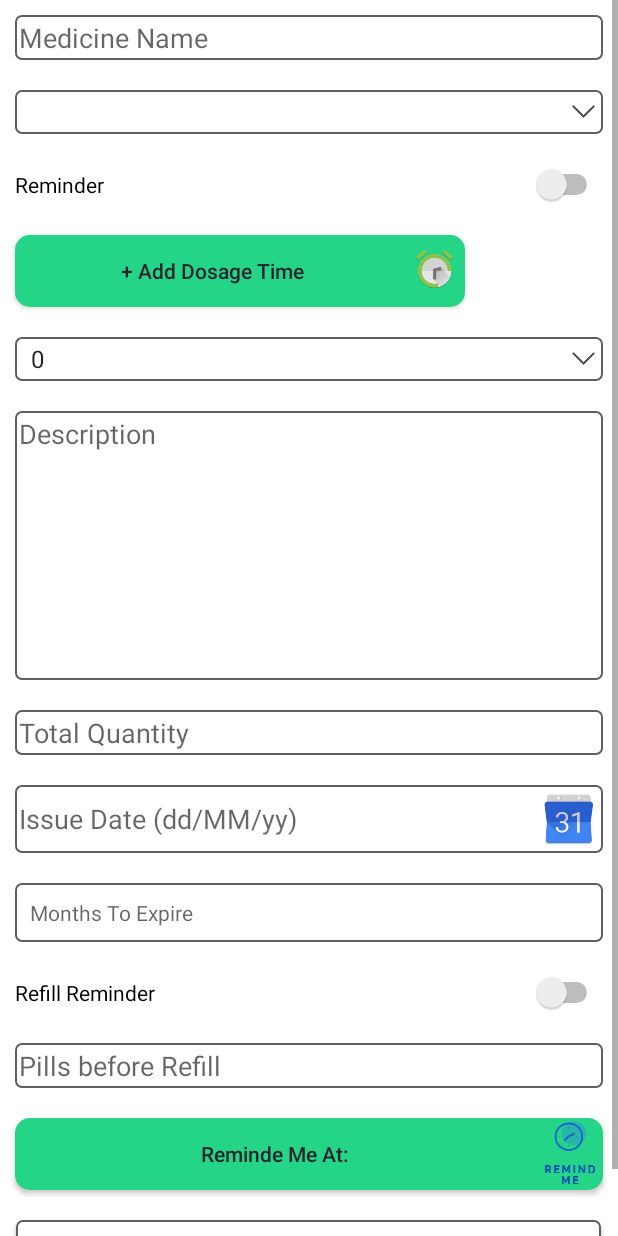
After one commit to Thiruclassic/FT03-Medipal-Application, an Android app: the layout fragment_add_update_medicine.xml on its own in the app's theme, with its tools: preview values and no code run, on a phone screen of 412 x 824 dp. The commit adds this screen. Run offline under Robolectric (Android 15) with nearby library versions, the phone set to English and light mode, and no system bars.

```diff
--- a/app/src/main/java/iss/medipal/dao/impl/MedicineDaoImpl.java
+++ b/app/src/main/java/iss/medipal/dao/impl/MedicineDaoImpl.java
@@ -115,6 +115,7 @@ public class MedicineDaoImpl implements MedicineDao,DatabaseConstants{
                 medicine.setCatId(cursor.getInt(cursor.getColumnIndex("CatID")));
                 String dateIssued = cursor.getString(cursor.getColumnIndex("DateIssued"));
                 SimpleDateFormat dateFormat =new SimpleDateFormat("EEE MMM dd HH:mm:ss zzz yyyy");
+                cursor.getLong(cursor.getColumnIndex("DateIssued"));
                 medicine.setDateIssued(dateFormat.parse(dateIssued));
 
                 medicine.setReminderId(cursor.getInt(cursor.getColumnIndex("ReminderID")));
--- a/app/src/main/java/iss/medipal/ui/fragments/AddMedicineFragment.java
+++ b/app/src/main/java/iss/medipal/ui/fragments/AddMedicineFragment.java
@@ -367,7 +367,7 @@ public class AddMedicineFragment extends Fragment implements CustomBackPressedLi
 
         SimpleDateFormat dateFormat = new SimpleDateFormat("dd/MM/yyyy");
 
-        Log.d("cbox update testing",String.valueOf(medicine.isRemind()));
+        Log.d("cbox update testing",String.valueOf(medicine.getDateIssued()));
         medicineName.setText(medicine.getMedicine());
         dosageSpinner.setSelection(medicine.getDosage());
         categorySpinner.setSelection(medicine.getCatId()-1);
@@ -385,8 +385,7 @@ public class AddMedicineFragment extends Fragment implements CustomBackPressedLi
     {
         reminderDao=ReminderDaoImpl.newInstance();
 
-        reminder= reminderDao.getReminderById(medicine.getReminderId()
-        );
+        reminder= reminderDao.getReminderById(medicine.getReminderId());
         SimpleDateFormat timeFormat=new SimpleDateFormat("hh:MM");
         Log.d("reminder1",String.valueOf(medicine.getReminderId()));
         //addDosageTimeButton.setText(timeFormat.format(reminder.getStartTime()));
--- /dev/null
+++ b/app/src/main/res/drawable/rectangle_border.xml
@@ -0,0 +1,10 @@
+<?xml version="1.0" encoding="utf-8"?>
+<shape
+    xmlns:android="http://schemas.android.com/apk/res/android"
+    android:shape="rectangle" >
+    <stroke
+        android:width="1dp"
+        android:color="@color/colorPrimaryDark" />
+    <solid
+        android:color="@color/white" />
+</shape>
--- /dev/null
+++ b/app/src/main/res/layout/fragment_add_update_medicine.xml
@@ -0,0 +1,293 @@
+<RelativeLayout xmlns:android="http://schemas.android.com/apk/res/android"
+    xmlns:tools="http://schemas.android.com/tools"
+    android:layout_width="wrap_content"
+    android:layout_height="match_parent"
+    android:background="@color/white"
+    android:id="@+id/addMedicineFragment"
+    tools:context="iss.medipal.ui.fragments.AddMedicineFragment">
+
+    <!-- TODO: Update blank fragment layout -->
+
+    <!--<ScrollView
+        android:layout_width="fill_parent"
+        android:layout_height="fill_parent">
+    <LinearLayout
+        android:orientation="vertical"
+        android:layout_height="match_parent"
+        android:layout_width="match_parent"
+        android:weightSum="1">
+
+    <EditText
+        android:id="@+id/medicineNameText"
+        android:layout_width="match_parent"
+        android:layout_height="wrap_content"
+        android:hint="Medicine Name"
+        android:layout_marginTop="10dp"
+        android:background="@drawable/rectangle_border"
+         />
+
+        <Spinner
+            android:id="@+id/categorySpinner"
+            android:layout_width="match_parent"
+            android:layout_height="40dp"
+            android:layout_marginTop="10dp"
+            android:spinnerMode="dropdown"
+            android:entries="@array/category_items"
+            android:background="@drawable/rectangle_border"
+            />
+
+
+
+        <Switch
+            android:text="Remind"
+            android:layout_width="match_parent"
+            android:layout_height="wrap_content"
+            android:id="@+id/remindSwitch"
+            android:background="@drawable/rectangle_border"/>
+        <Button
+            android:id="@+id/dosageTime"
+            android:layout_width="match_parent"
+            android:layout_height="wrap_content"
+            android:text="Add Dosage Time" />
+
+        <EditText
+            android:id="@+id/frequencyText"
+            android:layout_width="match_parent"
+            android:layout_height="wrap_content"
+            android:hint="Frequency Per Day" />
+
+        <EditText
+            android:id="@+id/intervalText"
+            android:layout_width="match_parent"
+            android:layout_height="wrap_content"
+            android:hint="Reminder Interval" />
+
+
+
+        <Spinner
+            android:id="@+id/dosageSpinner"
+            android:layout_width="match_parent"
+            android:layout_height="wrap_content"
+            android:hint="Pills per Dosage"/>
+
+
+
+    <EditText
+        android:id="@+id/medicineDescriptionText"
+        android:layout_width="match_parent"
+        android:layout_height="wrap_content"
+        android:hint="Description"
+        android:gravity="top"
+        android:lines="10"/>
+
+
+    <EditText
+        android:id="@+id/medicineQuantityText"
+        android:layout_width="match_parent"
+        android:layout_height="wrap_content"
+        android:hint="Total Quantity" />
+
+
+
+
+    <EditText
+        android:id="@+id/dateIssuedText"
+        android:layout_width="match_parent"
+        android:layout_height="wrap_content"
+        android:hint="Issue Date (dd/MM/yy)"
+        android:drawableEnd="@drawable/calendar_icon"
+        android:drawableRight="@drawable/calendar_icon"/>
+
+        <EditText
+            android:id="@+id/expireFactoreText"
+            android:layout_width="match_parent"
+            android:layout_height="wrap_content"
+            android:hint="Months To Expire"/>
+
+        <Switch
+            android:text="Refill Reminder"
+            android:layout_width="match_parent"
+            android:layout_height="40dp"
+            android:id="@+id/refillSwitch" />
+
+        <EditText
+            android:id="@+id/pillsBeforeRefill"
+            android:layout_width="match_parent"
+            android:layout_height="wrap_content"
+            android:hint="Threshold"
+            android:text="Pills before Refill"
+            />
+
+        <Button
+            android:id="@+id/refillReminderTime"
+            android:layout_width="match_parent"
+            android:layout_height="wrap_content"
+            android:text="Reminde Me At: " />
+
+
+
+        <Button
+            android:text="Save Medicine"
+            android:layout_width="match_parent"
+            android:layout_height="wrap_content"
+            android:id="@+id/saveMedicine" />
+    </LinearLayout>
+    </ScrollView> -->
+
+    <ScrollView
+        android:layout_width="match_parent"
+        android:layout_height="match_parent">
+        <LinearLayout
+            android:orientation="vertical"
+            android:layout_height="match_parent"
+            android:layout_width="match_parent"
+
+
+            >
+
+            <EditText
+                android:id="@+id/medicineNameText"
+                android:layout_width="match_parent"
+                android:layout_height="wrap_content"
+                android:layout_gravity="center"
+                android:hint="Medicine Name"
+                android:layout_margin="10dp"
+                android:background="@drawable/cylinder_border" />
+
+            <Spinner
+                android:id="@+id/categorySpinner"
+                android:layout_width="match_parent"
+                android:layout_height="match_parent"
+                android:spinnerMode="dropdown"
+                android:layout_margin="10dp"
+                android:background="@drawable/gradient_spinner"
+                />
+
+            <Switch
+                android:text="Reminder"
+                android:layout_width="match_parent"
+                android:layout_height="match_parent"
+
+                android:layout_margin="10dp"
+                android:id="@+id/remindSwitch"
+                />
+
+            <Button
+                android:id="@+id/dosageTime"
+                android:layout_width="300dp"
+                android:layout_height="wrap_content"
+                android:layout_margin="10dp"
+                android:text=" + Add Dosage Time"
+                android:drawableRight="@drawable/clock3"
+                android:background="@drawable/green_button_selector"
+                android:textColor="@color/colorPrimaryDark"
+                android:textSize="14sp"
+                android:textAllCaps="false"
+                />
+
+            <Spinner
+                android:id="@+id/dosageSpinner"
+                android:layout_width="match_parent"
+                android:layout_height="match_parent"
+                android:layout_gravity="center"
+                android:hint="Pills per Dosage"
+                android:entries="@array/dosage_quantity_items"
+                android:background="@drawable/gradient_spinner"
+                android:layout_margin="10dp"
+                />
+
+
+            <EditText
+                android:id="@+id/medicineDescriptionText"
+                android:layout_width="match_parent"
+                android:layout_height="match_parent"
+                android:layout_gravity="center"
+                android:hint="Description"
+                android:background="@drawable/cylinder_border"
+                android:gravity="top"
+                android:lines="8"
+                android:layout_margin="10dp"/>
+
+
+            <EditText
+                android:id="@+id/medicineQuantityText"
+                android:layout_width="match_parent"
+                android:layout_height="match_parent"
+                android:layout_gravity="center"
+                android:hint="Total Quantity"
+                android:background="@drawable/cylinder_border"
+                android:layout_margin="10dp"
+                android:inputType="number"/>
+
+            <EditText
+                android:id="@+id/dateIssuedText"
+                android:layout_width="match_parent"
+                android:layout_height="match_parent"
+                android:layout_gravity="center"
+                android:hint="Issue Date (dd/MM/yy)"
+                android:background="@drawable/cylinder_border"
+                android:drawableRight="@drawable/cal2"
+                android:layout_margin="10dp"
+                android:inputType="none"/>
+
+            <EditText
+                android:layout_width="match_parent"
+                android:layout_height="match_parent"
+                android:layout_gravity="center"
+                android:id="@+id/expireFactoreText"
+                android:background="@drawable/cylinder_border"
+                android:hint="Months To Expire"
+                android:padding="10dp"
+                android:layout_margin="10dp"
+                style="@style/MyMedEditTextStyle"
+                android:inputType="number"/>
+
+            <Switch
+                android:text="Refill Reminder"
+                android:layout_width="match_parent"
+                android:layout_height="match_parent"
+                android:layout_gravity="center"
+                android:id="@+id/refillSwitch"
+                android:layout_margin="10dp"
+                android:inputType="number"/>
+
+            <EditText
+                android:layout_width="match_parent"
+                android:background="@drawable/cylinder_border"
+                android:layout_height="match_parent"
+                android:layout_gravity="center"
+                android:id="@+id/pillsBeforeRefill"
+                android:hint="Pills before Refill"
+                android:layout_margin="10dp"
+                android:inputType="number"
+                />
+
+            <Button
+                android:id="@+id/refillReminderTime"
+                android:layout_width="match_parent"
+                android:layout_height="match_parent"
+                android:layout_gravity="center"
+                android:text="Reminde Me At: "
+                android:drawableRight="@drawable/remindme"
+                android:background="@drawable/green_button_selector"
+                android:textColor="@color/colorPrimaryDark"
+                android:textSize="14sp"
+                android:textAllCaps="false"
+                android:layout_margin="10dp"/>
+
+
+
+            <Button
+                android:background="@drawable/cylinder_border"
+                android:text="Save Medicine"
+                android:layout_width="390dp"
+                android:layout_height="match_parent"
+                android:layout_gravity="center"
+                android:id="@+id/saveMedicine"
+                android:layout_margin="10dp"/>
+        </LinearLayout>
+    </ScrollView>
+
+
+
+</RelativeLayout>
```
Also changed, not shown: app/src/main/java/iss/medipal/ui/fragments/ViewMedicineFragment.java (added, +208 -0 lines), app/src/main/res/layout/fragment_add_reminder.xml (added, +62 -0 lines), app/src/main/res/layout/fragment_view_medicine.xml (added, +42 -0 lines).
